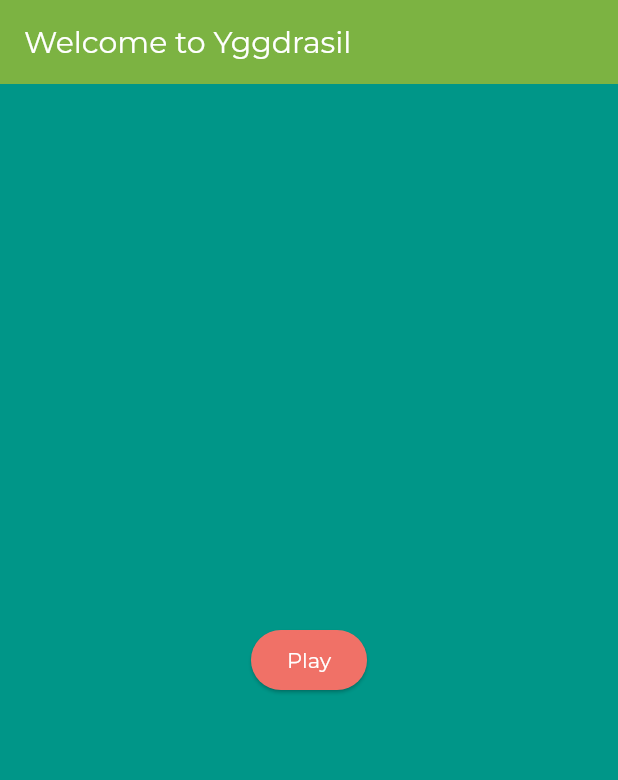
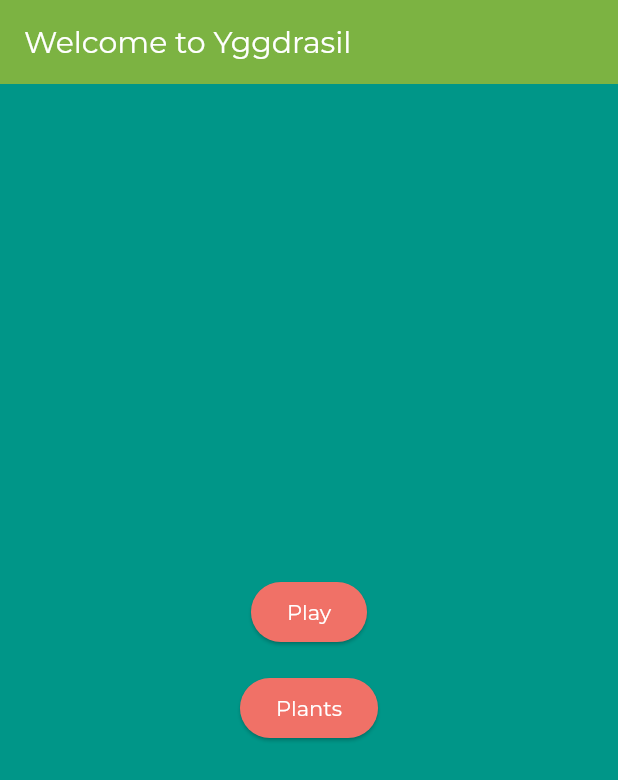
Before and after one commit to SPanner0/yggdrasil, a Flutter app: the screen it shows after launch, on a phone screen of 412 x 824 dp. Shown: the top 780 px of the screen. Run offline on Flutter 3.47's test engine with Material 3 defaults, Android fonts, the phone set to English and light mode, and no system bars; our stand-ins replace flutter_riverpod, google_fonts, riverpod.

Commit message:
Add plant description page and selling functionality

```diff
--- a/lib/home.dart
+++ /dev/null
@@ -1,25 +0,0 @@
-import 'package:flutter/material.dart';
-import 'package:yggdrasil/game.dart';
-
-class HomePage extends StatelessWidget {
-  const HomePage({super.key});
-
-  @override
-  Widget build(BuildContext context) {
-    return Scaffold(
-      appBar: AppBar(
-        title: const Text('Welcome to Yggdrasil'),
-      ),
-      body: Center(
-        child: ElevatedButton(
-          onPressed: () {
-            Navigator.of(context).push(
-              MaterialPageRoute(builder: (context) => const GamePage()),
-            );
-          },
-          child: const Text('Play'),
-        ),
-      ),
-    );
-  }
-}
--- /dev/null
+++ b/lib/home_page.dart
@@ -0,0 +1,42 @@
+import 'package:flutter/material.dart';
+import 'package:yggdrasil/game_page.dart';
+import 'package:yggdrasil/plants_page.dart';
+
+class HomePage extends StatelessWidget {
+  const HomePage({super.key});
+
+  @override
+  Widget build(BuildContext context) {
+    return Scaffold(
+        appBar: AppBar(
+          title: const Text('Welcome to Yggdrasil'),
+        ),
+        body: Column(mainAxisAlignment: MainAxisAlignment.center, children: [
+          Center(
+              child: Padding(
+            padding: const EdgeInsets.all(8.0),
+            child: ElevatedButton(
+              onPressed: () {
+                Navigator.of(context).push(
+                  MaterialPageRoute(builder: (context) => const GamePage()),
+                );
+              },
+              child: const Text('Play'),
+            ),
+          )),
+          Center(
+            child: Padding(
+              padding: const EdgeInsets.all(8.0),
+              child: ElevatedButton(
+                onPressed: () {
+                  Navigator.of(context).push(
+                    MaterialPageRoute(builder: (context) => const PlantsPage()),
+                  );
+                },
+                child: const Text('Plants'),
+              ),
+            ),
+          )
+        ]));
+  }
+}
--- a/lib/main.dart
+++ b/lib/main.dart
@@ -2,7 +2,7 @@
 import 'package:flutter_riverpod/flutter_riverpod.dart';
 import 'package:google_fonts/google_fonts.dart';
 
-import 'home.dart';
+import 'home_page.dart';
 
 void main() {
   runApp(const ProviderScope(child: MyApp()));
@@ -33,27 +33,27 @@
   textTheme: TextTheme(
     headlineLarge: GoogleFonts.montserrat(
       fontSize: 32.0,
-      color: const Color(0xFF333333), // Dark gray
+      color: Colors.white70, // Dark gray
     ),
     headlineMedium: GoogleFonts.montserrat(
       fontSize: 24.0,
-      color: const Color(0xFF333333), // Dark gray
+      color: Colors.white70, // Dark gray
     ),
     headlineSmall: GoogleFonts.montserrat(
       fontSize: 20.0,
-      color: const Color(0xFF333333), // Dark gray
+      color: Colors.white70, // Dark gray
     ),
     bodyLarge: GoogleFonts.openSans(
       fontSize: 16.0,
-      color: const Color(0xFF333333), // Dark gray
+      color: Colors.white70, // Dark gray
     ),
     bodyMedium: GoogleFonts.openSans(
       fontSize: 14.0,
-      color: const Color(0xFF333333), // Dark gray
+      color: Colors.white70, // Dark gray
     ),
     bodySmall: GoogleFonts.openSans(
       fontSize: 12.0,
-      color: const Color(0xFF333333), // Dark gray
+      color: Colors.white70, // Dark gray
     ),
   ),
 
```
Also changed, not shown: lib/game_page.dart (renamed from lib/game.dart, +39 -15 lines), lib/plants.dart (+18 -7 lines), lib/plants_page.dart (added, +44 -0 lines), lib/providers.dart (+35 -3 lines), lib/shop_page.dart (renamed from lib/shop.dart), 1 other file.
